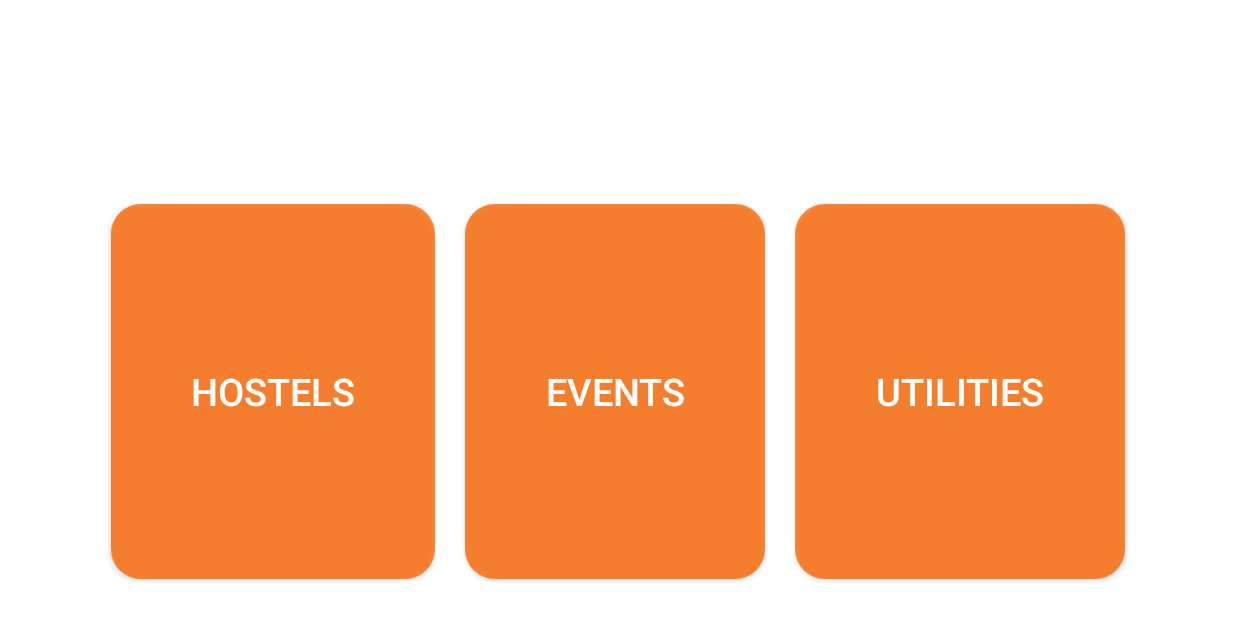
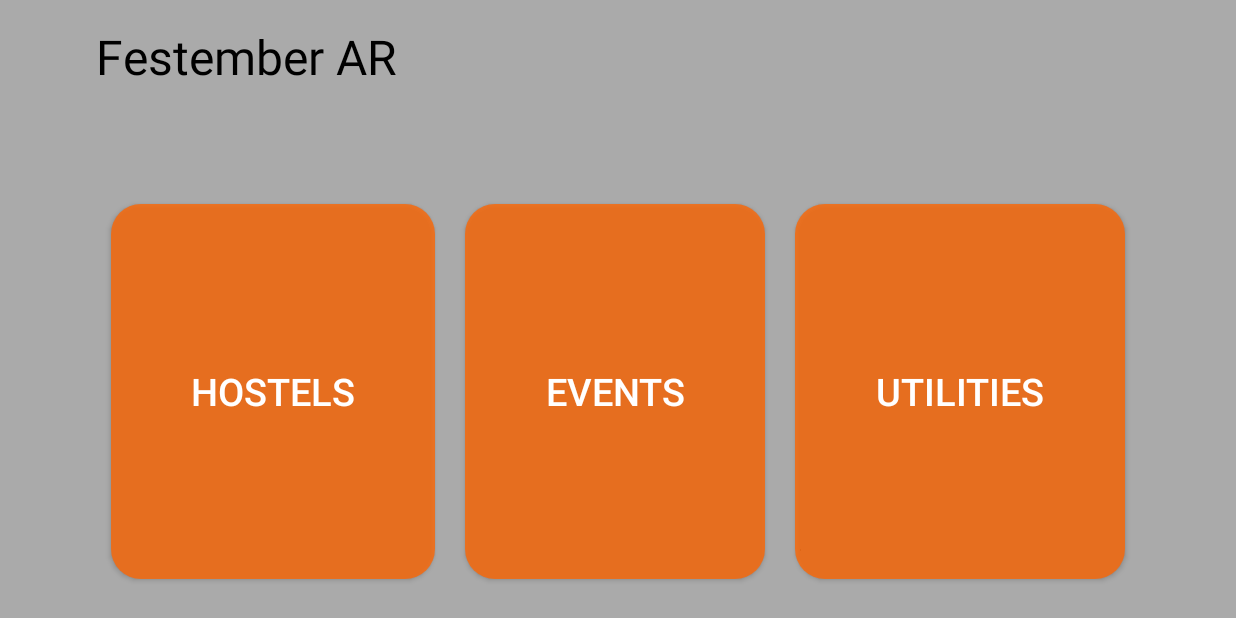
Before and after one commit to ksb1712/Festember16, an Android app: the PlaceChooser screen opened directly, with no data from a screen before it, on a phone screen of 824 x 412 dp (held sideways). Run offline under Robolectric (Android 15) with nearby library versions, the phone set to English and light mode, and no system bars.

Commit message:
final changes

```diff
--- a/app/src/main/java/com/festember16/app/FragmentDay2.java
+++ b/app/src/main/java/com/festember16/app/FragmentDay2.java
@@ -44,6 +44,7 @@
 
         View list =  inflater.inflate( R.layout.layout_fragment_day_2 , container, false);
         t = (TextView) list.findViewById(R.id.day2NoEvent);
+        listView = (ListView) list.findViewById(R.id.EventsListDay2);
         if( eventNames.size() == 0)
         {
             t.setText("No Events");
@@ -54,7 +55,6 @@
         {
             t.setVisibility(View.GONE);
         }
-        listView = (ListView) list.findViewById(R.id.EventsListDay2);
         listView.setAdapter( adapter );
 
         return list;    }
--- a/app/src/main/java/com/festember16/app/FragmentDay3.java
+++ b/app/src/main/java/com/festember16/app/FragmentDay3.java
@@ -44,6 +44,7 @@
 
         View list =  inflater.inflate( R.layout.layout_fragment_day_3 , container, false);
 
+        listView = (ListView) list.findViewById(R.id.EventsListDay3);
         t = (TextView) list.findViewById(R.id.day3NoEvent);
         if( eventNames.size() == 0)
         {
@@ -55,7 +56,6 @@
         {
             t.setVisibility(View.GONE);
         }
-        listView = (ListView) list.findViewById(R.id.EventsListDay3);
         listView.setAdapter( adapter );
 
         return list;    }
--- a/app/src/main/java/com/festember16/app/PlaceChooser.java
+++ b/app/src/main/java/com/festember16/app/PlaceChooser.java
@@ -6,6 +6,10 @@
 import android.content.DialogInterface;
 import android.content.Intent;
 import android.content.pm.PackageManager;
+import android.hardware.Sensor;
+import android.hardware.SensorEvent;
+import android.hardware.SensorEventListener;
+import android.hardware.SensorManager;
 import android.location.Location;
 import android.location.LocationManager;
 import android.os.Bundle;
@@ -19,7 +23,7 @@
 import android.widget.Button;
 import android.widget.Toast;
 
-public class PlaceChooser extends AppCompatActivity {
+public class PlaceChooser extends AppCompatActivity implements SensorEventListener {
 
 
     private LocationManager mLocationManager = null;
@@ -46,6 +50,7 @@
 
     Button HostelButton, EventsButton, UtilitiesButton, LocationDisabled;
     ProgressDialog dialog;
+    private boolean enabled = true;
 
 
     @Override
@@ -56,6 +61,20 @@
         HostelButton = (Button) findViewById(R.id.HostelButton);
         EventsButton = (Button) findViewById(R.id.EventsButton);
         UtilitiesButton = (Button) findViewById(R.id.UtilitiesButton);
+
+        SensorManager sensorManager = (SensorManager) getSystemService(Context.SENSOR_SERVICE);
+        Sensor sensorMagnetic = sensorManager.getDefaultSensor(Sensor.TYPE_MAGNETIC_FIELD);
+
+        if( sensorMagnetic == null )
+        {
+            Toast.makeText( this , "No Compass, Can\'t use AR", Toast.LENGTH_LONG).show();
+            enabled = false;
+            return;
+        }
+        else
+        {
+            Toast.makeText( this , "Move your camera around to experience AR", Toast.LENGTH_LONG).show();
+        }
 
         HostelButton.setOnClickListener(new View.OnClickListener() {
             @Override
@@ -197,8 +216,18 @@
     }
 
     @Override
+    public void onBackPressed()
+    {
+        finish();
+        super.onBackPressed();
+    }
+
+    @Override
     protected void onResume() {
+        if(enabled)
+        {
             checkPermissions();
+        }
         super.onResume();
     }
 
@@ -222,6 +251,8 @@
             // for ActivityCompat#requestPermissions for more details.
             return;
         }
+        try
+        {
             mLocationManager.removeUpdates(mLocationListeners[0]);
             mLocationManager.removeUpdates(mLocationListeners[1]);
             setLocation = false;
@@ -231,6 +262,12 @@
                 dialog.hide();
             }
             gotLocation = false;
+        }
+        catch (Exception e)
+        {
+            e.printStackTrace();
+        }
+
         //dialog.hide();
     }
 
@@ -286,6 +323,16 @@
                 }
                 break;
         }
+
+    }
+
+    @Override
+    public void onSensorChanged(SensorEvent sensorEvent) {
+
+    }
+
+    @Override
+    public void onAccuracyChanged(Sensor sensor, int i) {
 
     }
 
--- a/app/src/main/java/com/festember16/app/VirtualLayer.java
+++ b/app/src/main/java/com/festember16/app/VirtualLayer.java
@@ -251,7 +251,7 @@
             for( PointOfInterest poi: poisInView)
             {
 
-                canvas.drawBitmap( blue , (float)poi.left, (float)poi.top + (float)(shiftBy), paint);
+                canvas.drawBitmap( green , (float)poi.left, (float)poi.top + (float)(shiftBy), paint);
                 //canvas.drawRect( (float) poi.left , (float) poi.top + (float)shiftBy, (float)poi.left + dp(100) , (float)poi.top + dp(100)  + (float)shiftBy, pt );
                 String title[] = poi.Title.split(" ");
                 int top = dp(18);
--- a/app/src/main/res/layout/actionbar.xml
+++ b/app/src/main/res/layout/actionbar.xml
@@ -1,8 +1,8 @@
 <?xml version="1.0" encoding="utf-8"?>
-<android.support.design.widget.AppBarLayout xmlns:android="http://schemas.android.com/apk/res/android"
+<android.support.design.widget.AppBarLayout
+    xmlns:android="http://schemas.android.com/apk/res/android"
     android:layout_width="match_parent"
-    android:layout_height="match_parent"
-    xmlns:app="http://schemas.android.com/apk/res-auto">
+    android:layout_height="match_parent">
     <android.support.v7.widget.Toolbar
         android:id="@+id/toolbar"
         android:layout_width="match_parent"
--- a/app/src/main/res/layout/activity_main_maps.xml
+++ b/app/src/main/res/layout/activity_main_maps.xml
@@ -17,5 +17,7 @@
         android:layout_height="wrap_content"
         android:id="@+id/fab"
         android:src="@drawable/festember_logo"
-        android:gravity="bottom|start"/>
+        android:gravity="start"
+        android:layout_alignParentBottom="true"
+        android:layout_margin="30dp"/>
 </RelativeLayout>
--- a/app/src/main/res/layout/activity_place_chooser.xml
+++ b/app/src/main/res/layout/activity_place_chooser.xml
@@ -9,7 +9,7 @@
     android:paddingRight="@dimen/activity_horizontal_margin"
     android:paddingTop="@dimen/activity_vertical_margin"
     tools:context="com.festember16.app.PlaceChooser"
-    android:background="@android:color/white">
+    android:background="@android:color/darker_gray">
 
 
 
@@ -18,7 +18,7 @@
         android:layout_width="wrap_content"
         android:layout_height="wrap_content"
         android:text="Festember AR"
-
+        android:textColor="@color/black"
         android:textSize="32sp"
         android:layout_weight="1"/>
 
```
Lines whose indentation alone changed are shown as unchanged.
